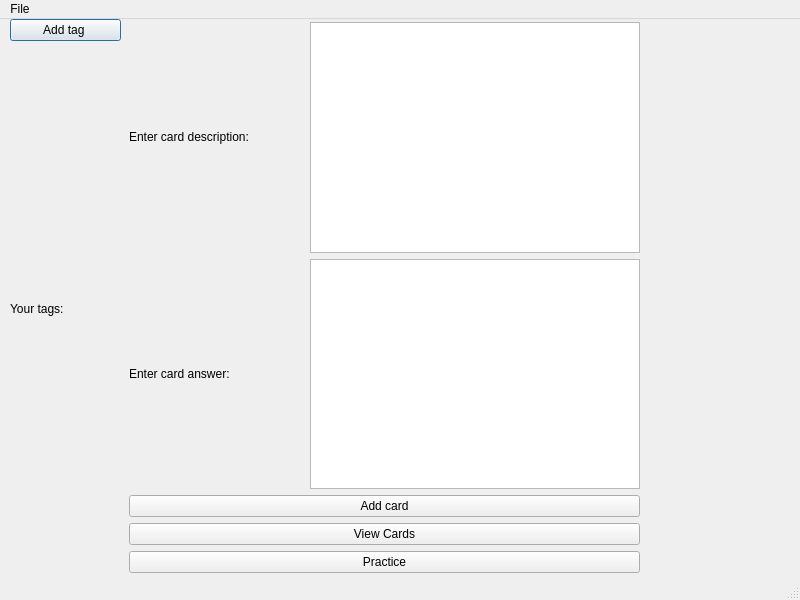
The window that design.ui (redbutterfly4/emphizor) describes before a commit, drawn with Qt 5.
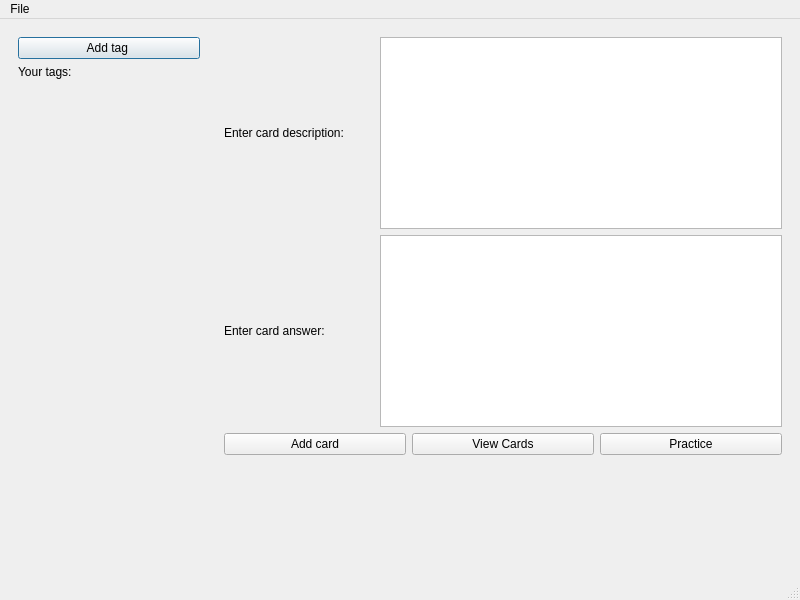
The same window after the commit.

Diff of the .ui file:
```diff
--- a/design.ui
+++ b/design.ui
@@ -17,14 +17,20 @@
    <bool>false</bool>
   </property>
   <widget class="QWidget" name="centralwidget">
-   <widget class="QWidget" name="verticalLayoutWidget">
-    <property name="geometry">
-     <rect>
-      <x>10</x>
-      <y>0</y>
-      <width>111</width>
-      <height>551</height>
-     </rect>
+   <layout class="QHBoxLayout" name="mainHorizontalLayout">
+    <item>
+     <widget class="QWidget" name="sidebarWidget">
+      <property name="maximumSize">
+       <size>
+        <width>250</width>
+        <height>16777215</height>
+       </size>
+      </property>
+      <property name="minimumSize">
+       <size>
+        <width>200</width>
+        <height>0</height>
+       </size>
     </property>
     <layout class="QVBoxLayout" name="verticalLayout">
      <item>
@@ -53,17 +59,24 @@
        </property>
       </widget>
      </item>
-    </layout>
-   </widget>
-   <widget class="QWidget" name="verticalLayoutWidget_2">
-    <property name="geometry">
-     <rect>
-      <x>129</x>
-      <y>3</y>
-      <width>511</width>
-      <height>551</height>
-     </rect>
-    </property>
+       <item>
+        <spacer name="verticalSpacer">
+         <property name="orientation">
+          <enum>Qt::Orientation::Vertical</enum>
+         </property>
+         <property name="sizeHint" stdset="0">
+          <size>
+           <width>20</width>
+           <height>40</height>
+          </size>
+         </property>
+        </spacer>
+       </item>
+      </layout>
+     </widget>
+    </item>
+    <item>
+     <widget class="QWidget" name="contentWidget">
     <layout class="QVBoxLayout" name="AddCartIntaerfaceLayout">
      <item>
       <layout class="QHBoxLayout" name="CardDescripitionLayout">
@@ -71,13 +84,13 @@
         <widget class="QLabel" name="CardDescriptionLabel">
          <property name="minimumSize">
           <size>
-           <width>175</width>
+             <width>150</width>
            <height>0</height>
           </size>
          </property>
          <property name="maximumSize">
           <size>
-           <width>175</width>
+             <width>150</width>
            <height>70</height>
           </size>
          </property>
@@ -97,13 +110,13 @@
         <widget class="QLabel" name="CardAnswerLabel">
          <property name="minimumSize">
           <size>
-           <width>175</width>
+             <width>150</width>
            <height>0</height>
           </size>
          </property>
          <property name="maximumSize">
           <size>
-           <width>175</width>
+             <width>150</width>
            <height>16777215</height>
           </size>
          </property>
@@ -118,55 +131,47 @@
       </layout>
      </item>
      <item>
+        <layout class="QHBoxLayout" name="buttonsLayout">
+         <item>
       <widget class="QPushButton" name="addCartButton">
-       <property name="maximumSize">
-        <size>
-         <width>16777215</width>
-         <height>16777215</height>
-        </size>
-       </property>
        <property name="text">
         <string>Add card</string>
        </property>
-       <property name="flat">
-        <bool>false</bool>
-       </property>
       </widget>
      </item>
      <item>
       <widget class="QPushButton" name="viewCardsButton">
-       <property name="maximumSize">
-        <size>
-         <width>16777215</width>
-         <height>16777215</height>
-        </size>
-       </property>
        <property name="text">
         <string>View Cards</string>
        </property>
-       <property name="flat">
-        <bool>false</bool>
-       </property>
       </widget>
      </item>
      <item>
       <widget class="QPushButton" name="practiceButton">
-       <property name="maximumSize">
-        <size>
-         <width>16777215</width>
-         <height>16777215</height>
-        </size>
-       </property>
        <property name="text">
         <string>Practice</string>
        </property>
-       <property name="flat">
-        <bool>false</bool>
-       </property>
       </widget>
      </item>
     </layout>
-   </widget>
+       </item>
+       <item>
+        <spacer name="contentVerticalSpacer">
+         <property name="orientation">
+          <enum>Qt::Orientation::Vertical</enum>
+         </property>
+         <property name="sizeHint" stdset="0">
+          <size>
+           <width>20</width>
+           <height>40</height>
+          </size>
+         </property>
+        </spacer>
+       </item>
+      </layout>
+     </widget>
+    </item>
+   </layout>
   </widget>
   <widget class="QMenuBar" name="menubar">
    <property name="geometry">
```
Lines whose indentation alone changed are shown as unchanged.
